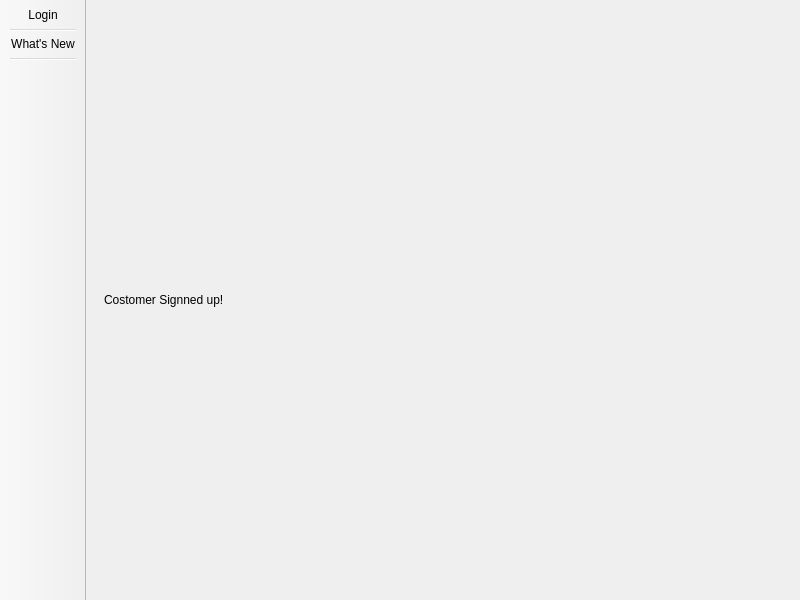
First picture: the form in mainwindow.ui, repository freefrit/AOOP_DogeShop, before the edit.
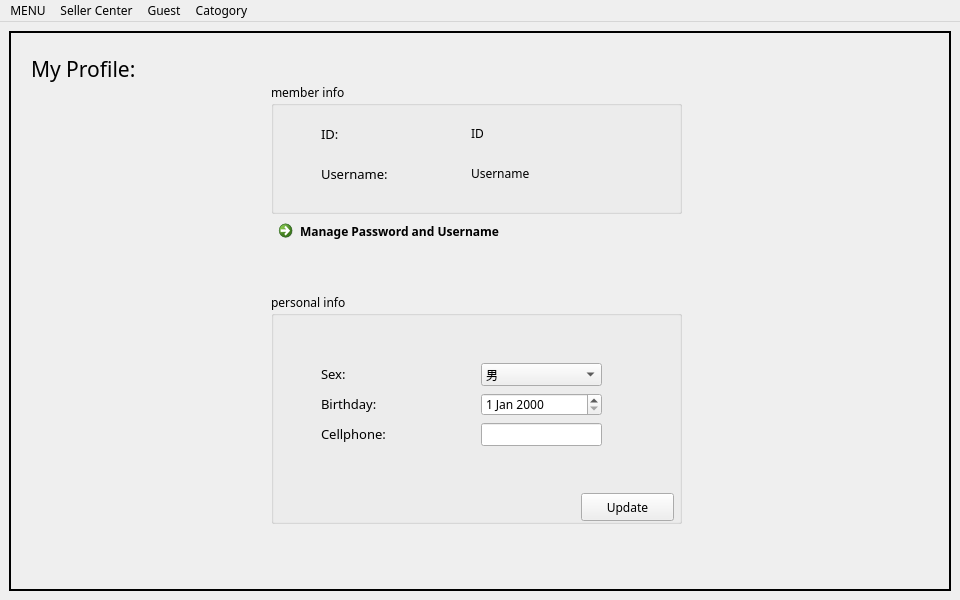
Second picture: the form after the edit. The open tabs and pages were chosen to show the change.

```diff
--- a/mainwindow.ui
+++ b/mainwindow.ui
@@ -6,10 +6,15 @@
    <rect>
     <x>0</x>
     <y>0</y>
-    <width>800</width>
+    <width>960</width>
     <height>600</height>
    </rect>
   </property>
+  <property name="font">
+   <font>
+    <family>MV Boli</family>
+   </font>
+  </property>
   <property name="windowTitle">
    <string>MainWindow</string>
   </property>
@@ -17,39 +22,310 @@
    <layout class="QGridLayout" name="gridLayout">
     <item row="0" column="0">
      <widget class="QStackedWidget" name="stackedWidget">
+      <property name="frameShape">
+       <enum>QFrame::WinPanel</enum>
+      </property>
       <property name="currentIndex">
        <number>1</number>
       </property>
+      <widget class="QWidget" name="emptypage"/>
       <widget class="QWidget" name="page">
-       <widget class="QLabel" name="label_5">
+       <widget class="QLabel" name="label_welcome">
         <property name="geometry">
          <rect>
-          <x>350</x>
-          <y>210</y>
-          <width>111</width>
+          <x>160</x>
+          <y>250</y>
+          <width>611</width>
           <height>151</height>
          </rect>
         </property>
         <property name="font">
          <font>
-          <pointsize>50</pointsize>
+          <family>MV Boli</family>
+          <pointsize>32</pointsize>
          </font>
         </property>
         <property name="text">
-         <string>Hi</string>
+         <string>Welcome back,
+Checkout what's new !!</string>
+        </property>
+       </widget>
+       <widget class="QLineEdit" name="lineedit_searchbar">
+        <property name="geometry">
+         <rect>
+          <x>190</x>
+          <y>110</y>
+          <width>521</width>
+          <height>41</height>
+         </rect>
+        </property>
+        <property name="text">
+         <string/>
+        </property>
+        <property name="echoMode">
+         <enum>QLineEdit::Normal</enum>
+        </property>
+        <property name="dragEnabled">
+         <bool>false</bool>
         </property>
        </widget>
       </widget>
       <widget class="QWidget" name="page_2">
-       <layout class="QGridLayout" name="gridLayout_4">
-        <item row="0" column="0">
-         <widget class="QLabel" name="label">
+       <widget class="QLabel" name="label_c_info">
+        <property name="geometry">
+         <rect>
+          <x>20</x>
+          <y>10</y>
+          <width>281</width>
+          <height>51</height>
+         </rect>
+        </property>
+        <property name="font">
+         <font>
+          <family>MV Boli</family>
+          <pointsize>16</pointsize>
+         </font>
+        </property>
+        <property name="text">
+         <string>My Profile:</string>
+        </property>
+       </widget>
+       <widget class="QGroupBox" name="groupBox">
+        <property name="geometry">
+         <rect>
+          <x>260</x>
+          <y>260</y>
+          <width>411</width>
+          <height>231</height>
+         </rect>
+        </property>
+        <property name="font">
+         <font>
+          <family>MV Boli</family>
+          <pointsize>9</pointsize>
+         </font>
+        </property>
+        <property name="title">
+         <string>personal info</string>
+        </property>
+        <widget class="QDateEdit" name="dateEdit">
+         <property name="geometry">
+          <rect>
+           <x>210</x>
+           <y>100</y>
+           <width>121</width>
+           <height>23</height>
+          </rect>
+         </property>
+        </widget>
+        <widget class="QLabel" name="label_c_cellphone">
+         <property name="geometry">
+          <rect>
+           <x>50</x>
+           <y>130</y>
+           <width>77</width>
+           <height>22</height>
+          </rect>
+         </property>
+         <property name="font">
+          <font>
+           <family>MV Boli</family>
+           <pointsize>10</pointsize>
+          </font>
+         </property>
+         <property name="text">
+          <string>Cellphone:</string>
+         </property>
+        </widget>
+        <widget class="QComboBox" name="comboBox_sex">
+         <property name="geometry">
+          <rect>
+           <x>210</x>
+           <y>70</y>
+           <width>121</width>
+           <height>23</height>
+          </rect>
+         </property>
+         <property name="currentText">
+          <string>男</string>
+         </property>
+         <item>
           <property name="text">
-           <string>Costomer Signned up!</string>
+           <string>男</string>
           </property>
-         </widget>
-        </item>
-       </layout>
+         </item>
+         <item>
+          <property name="text">
+           <string>女</string>
+          </property>
+         </item>
+         <item>
+          <property name="text">
+           <string>其他</string>
+          </property>
+         </item>
+        </widget>
+        <widget class="QLabel" name="label_c_sex">
+         <property name="geometry">
+          <rect>
+           <x>50</x>
+           <y>70</y>
+           <width>32</width>
+           <height>22</height>
+          </rect>
+         </property>
+         <property name="font">
+          <font>
+           <family>MV Boli</family>
+           <pointsize>10</pointsize>
+          </font>
+         </property>
+         <property name="text">
+          <string>Sex:</string>
+         </property>
+        </widget>
+        <widget class="QLabel" name="label_c_birthday">
+         <property name="geometry">
+          <rect>
+           <x>50</x>
+           <y>100</y>
+           <width>71</width>
+           <height>22</height>
+          </rect>
+         </property>
+         <property name="font">
+          <font>
+           <family>MV Boli</family>
+           <pointsize>10</pointsize>
+          </font>
+         </property>
+         <property name="text">
+          <string>Birthday:</string>
+         </property>
+        </widget>
+        <widget class="QLineEdit" name="lineEdit_2">
+         <property name="geometry">
+          <rect>
+           <x>210</x>
+           <y>130</y>
+           <width>121</width>
+           <height>23</height>
+          </rect>
+         </property>
+         <property name="text">
+          <string/>
+         </property>
+        </widget>
+        <widget class="QPushButton" name="btn_c_infoupdate">
+         <property name="geometry">
+          <rect>
+           <x>310</x>
+           <y>200</y>
+           <width>93</width>
+           <height>28</height>
+          </rect>
+         </property>
+         <property name="text">
+          <string>Update</string>
+         </property>
+        </widget>
+       </widget>
+       <widget class="QGroupBox" name="groupBox_2">
+        <property name="geometry">
+         <rect>
+          <x>260</x>
+          <y>50</y>
+          <width>411</width>
+          <height>131</height>
+         </rect>
+        </property>
+        <property name="font">
+         <font>
+          <family>MV Boli</family>
+          <pointsize>9</pointsize>
+         </font>
+        </property>
+        <property name="title">
+         <string>member info</string>
+        </property>
+        <widget class="QLabel" name="label_c_username">
+         <property name="geometry">
+          <rect>
+           <x>50</x>
+           <y>80</y>
+           <width>80</width>
+           <height>22</height>
+          </rect>
+         </property>
+         <property name="font">
+          <font>
+           <family>MV Boli</family>
+           <pointsize>10</pointsize>
+          </font>
+         </property>
+         <property name="text">
+          <string>Username:</string>
+         </property>
+        </widget>
+        <widget class="QLabel" name="label_c_username_2">
+         <property name="geometry">
+          <rect>
+           <x>50</x>
+           <y>40</y>
+           <width>80</width>
+           <height>22</height>
+          </rect>
+         </property>
+         <property name="font">
+          <font>
+           <family>MV Boli</family>
+           <pointsize>10</pointsize>
+          </font>
+         </property>
+         <property name="text">
+          <string>ID:</string>
+         </property>
+        </widget>
+        <widget class="QLabel" name="label">
+         <property name="geometry">
+          <rect>
+           <x>200</x>
+           <y>40</y>
+           <width>131</width>
+           <height>21</height>
+          </rect>
+         </property>
+         <property name="text">
+          <string>ID</string>
+         </property>
+        </widget>
+        <widget class="QLabel" name="label_5">
+         <property name="geometry">
+          <rect>
+           <x>200</x>
+           <y>80</y>
+           <width>131</width>
+           <height>21</height>
+          </rect>
+         </property>
+         <property name="text">
+          <string>Username</string>
+         </property>
+        </widget>
+       </widget>
+       <widget class="QCommandLinkButton" name="commandLinkButton">
+        <property name="geometry">
+         <rect>
+          <x>260</x>
+          <y>180</y>
+          <width>281</width>
+          <height>41</height>
+         </rect>
+        </property>
+        <property name="text">
+         <string>Manage Password and Username</string>
+        </property>
+       </widget>
       </widget>
       <widget class="QWidget" name="page_3">
        <layout class="QGridLayout" name="gridLayout_5">
@@ -88,47 +364,118 @@
     </item>
    </layout>
   </widget>
-  <widget class="QToolBar" name="toolBar">
-   <property name="enabled">
-    <bool>true</bool>
+  <widget class="QMenuBar" name="menuBar">
+   <property name="geometry">
+    <rect>
+     <x>0</x>
+     <y>0</y>
+     <width>960</width>
+     <height>26</height>
+    </rect>
    </property>
-   <property name="windowTitle">
-    <string>toolBar</string>
+   <property name="layoutDirection">
+    <enum>Qt::LeftToRight</enum>
    </property>
-   <property name="movable">
+   <property name="defaultUp">
     <bool>false</bool>
    </property>
-   <property name="iconSize">
-    <size>
-     <width>30</width>
-     <height>30</height>
-    </size>
-   </property>
-   <property name="floatable">
-    <bool>true</bool>
-   </property>
-   <attribute name="toolBarArea">
-    <enum>LeftToolBarArea</enum>
-   </attribute>
-   <attribute name="toolBarBreak">
-    <bool>false</bool>
-   </attribute>
-   <addaction name="actionLogin"/>
-   <addaction name="separator"/>
-   <addaction name="actionWhat_s_New"/>
-   <addaction name="separator"/>
+   <widget class="QMenu" name="menuCustomer_Center">
+    <property name="title">
+     <string>MENU</string>
+    </property>
+    <widget class="QMenu" name="menuMyInfo">
+     <property name="title">
+      <string>Customer Center</string>
+     </property>
+     <addaction name="actionmyInfo"/>
+     <addaction name="actionNotifycation"/>
+     <addaction name="separator"/>
+     <addaction name="actionLog_out"/>
+    </widget>
+    <addaction name="actionHome"/>
+    <addaction name="separator"/>
+    <addaction name="menuMyInfo"/>
+   </widget>
+   <widget class="QMenu" name="menuSeller_Center">
+    <property name="title">
+     <string>Seller Center</string>
+    </property>
+    <addaction name="actionMy_Shop"/>
+    <addaction name="separator"/>
+    <addaction name="actionLog_out_2"/>
+   </widget>
+   <widget class="QMenu" name="menuCatogory">
+    <property name="title">
+     <string>Catogory</string>
+    </property>
+   </widget>
+   <widget class="QMenu" name="menuGuest">
+    <property name="layoutDirection">
+     <enum>Qt::LeftToRight</enum>
+    </property>
+    <property name="title">
+     <string>Guest</string>
+    </property>
+    <addaction name="actionLogin"/>
+    <addaction name="actionSignup"/>
+   </widget>
+   <addaction name="menuCustomer_Center"/>
+   <addaction name="menuSeller_Center"/>
+   <addaction name="menuGuest"/>
+   <addaction name="menuCatogory"/>
   </widget>
   <action name="actionLogin">
    <property name="text">
-    <string>Login</string>
+    <string>Log In</string>
    </property>
    <property name="toolTip">
     <string>&lt;html&gt;&lt;head/&gt;&lt;body&gt;&lt;p&gt;CLICK!!&lt;/p&gt;&lt;/body&gt;&lt;/html&gt;</string>
    </property>
   </action>
-  <action name="actionWhat_s_New">
+  <action name="actionSignup">
    <property name="text">
-    <string>What's New</string>
+    <string>Sign UP!</string>
+   </property>
+   <property name="toolTip">
+    <string>SIGN UP NOW!!!</string>
+   </property>
+  </action>
+  <action name="actionmyInfo">
+   <property name="text">
+    <string>MyInfo</string>
+   </property>
+  </action>
+  <action name="actionHome">
+   <property name="text">
+    <string>Home Page</string>
+   </property>
+   <property name="toolTip">
+    <string>check it out!</string>
+   </property>
+  </action>
+  <action name="actionLog_out">
+   <property name="text">
+    <string>Log out</string>
+   </property>
+  </action>
+  <action name="actionNotifycation">
+   <property name="text">
+    <string>Notification</string>
+   </property>
+  </action>
+  <action name="actionMy_Shop">
+   <property name="text">
+    <string>My Shop</string>
+   </property>
+  </action>
+  <action name="actionLog_out_2">
+   <property name="text">
+    <string>Log out</string>
+   </property>
+  </action>
+  <action name="actionprofile">
+   <property name="text">
+    <string>profile</string>
    </property>
   </action>
  </widget>
```
